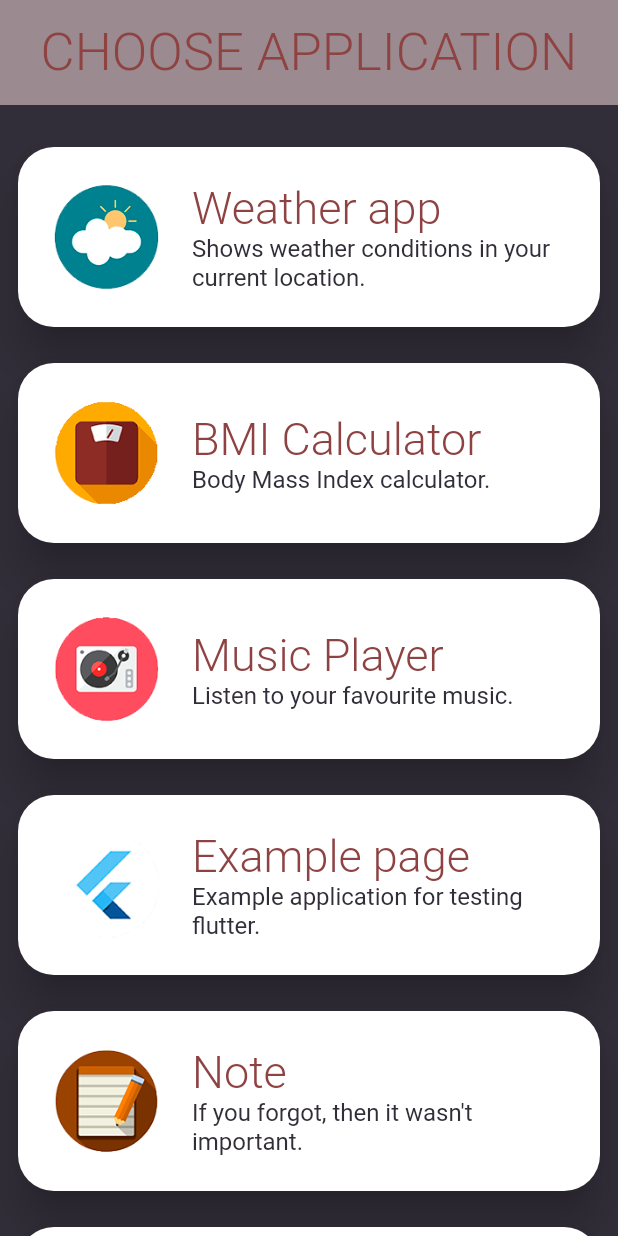
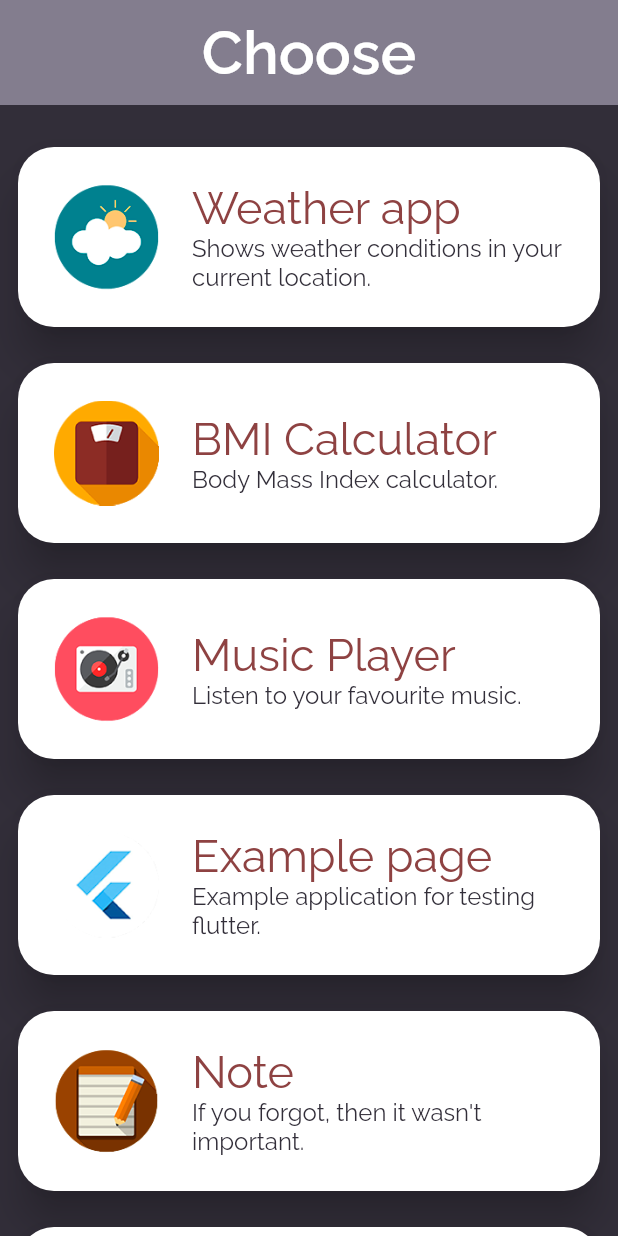
Before and after one commit to MukhammedAli/simple-app, a Flutter app: the Safe screen opened directly, on a phone screen of 412 x 824 dp. Run offline on Flutter 3.47's test engine with Material 2 defaults, Android fonts, the phone set to English and light mode, and no system bars; our stand-ins replace animated_text_kit, audioplayers, curved_navigation_bar, flutter_spinkit, font_awesome_flutter, get and 2 more.

Commit message:
got some bug

```diff
--- a/lib/MainPage/choose.dart
+++ b/lib/MainPage/choose.dart
@@ -6,13 +6,14 @@ import 'package:myapp2/BauncyPageRoute.dart';
 import 'package:myapp2/colors.dart';
 import 'package:myapp2/components_of_music_app/music_player.dart';
 import 'package:myapp2/NoteApp/screens/taskscreen.dart';
-import 'package:myapp2/MainPage/Search.dart';
-import 'package:myapp2/MainPage/Settings.dart';
+import 'package:myapp2/MainPage/search.dart';
+import 'package:myapp2/MainPage/settings.dart';
 import 'package:myapp2/Weather/choose_loc.dart';
 import 'package:myapp2/Weather/home.dart';
 import 'package:myapp2/services/world_time.dart';
 import 'package:myapp2/GoogleMap/map.dart';
 import 'package:myapp2/ExampleApp/trying_to_use_mvc.dart';
+import 'package:google_fonts/google_fonts.dart';
 
 final widgets = [
   'Weather app',
@@ -119,19 +120,21 @@ class _SafeState extends State<Safe> {
   @override
   Widget build(BuildContext context) {
     return Scaffold(
-      backgroundColor: dark,
+
+      backgroundColor: dark, // background color of a page
+
       appBar: AppBar(
         automaticallyImplyLeading: false,
         iconTheme: const IconThemeData(
-          color: Colors.black, //change your color here
+          color: Colors.black, // change your color here
         ),
-        backgroundColor: pale,
-        title: const Text(
-          "CHOOSE APPLICATION",
-          style: TextStyle(
-            fontSize: 35,
-            fontWeight: FontWeight.w300,
-            color: darkRed,
+        backgroundColor: topaz, // color of an AppBarr
+        title: Text(
+          "Choose",
+          style: GoogleFonts.raleway(  // font of a main text of AppBar
+            fontSize: 40,
+            fontWeight: FontWeight.w600,
+            color: white,  // color of a text
           ),
         ),
         toolbarHeight: 70,
@@ -170,7 +173,8 @@ class _SafeState extends State<Safe> {
                       },
                       child: Card(
 
-                        color: white,
+                        color: white, // main color of a Card
+
                         elevation: 12,
                         shape: RoundedRectangleBorder(
                           borderRadius: BorderRadius.circular(24),
@@ -200,15 +204,18 @@ class _SafeState extends State<Safe> {
                                   children: <Widget>[
                                     Text(
                                       widgets[index],
-                                      style: const TextStyle(
+                                      style: GoogleFonts.raleway(
                                           fontSize: 30,
-                                          fontWeight: FontWeight.w300,
-                                          color: darkRed),
+                                          fontWeight: FontWeight.w400,
+                                          color: darkRed // Widget name's color
+                                      ),
                                     ),
                                     Text(
                                       _widgetDesc[index],
-                                      style: TextStyle(
-                                          fontSize: 16, color: dark),
+                                      style: GoogleFonts.raleway(
+                                          fontSize: 16,
+                                          color: dark // Widget Description's color
+                                      ),
                                     ),
                                   ],
                                 ),
--- a/lib/colors.dart
+++ b/lib/colors.dart
@@ -25,3 +25,7 @@ const Color darkRed =  Color.fromRGBO(142, 66, 66, 1.0);
 const Color pale = Color.fromRGBO(155, 138, 143, 1.0);
 
 const Color brown = Color.fromRGBO(149, 107, 78, 1.0);
+
+const Color yellow = Color.fromRGBO(235, 190, 88, 1.0);
+
+const Color topaz = Color.fromRGBO(131, 125, 142, 1.0);
--- a/pubspec.yaml
+++ b/pubspec.yaml
@@ -32,6 +32,7 @@ dependencies:
   dio: ^4.0.0
   flutter_polyline_points: ^0.2.6
   google_maps_flutter: ^2.1.0
+  google_fonts: ^2.1.0
   http: ^0.13.4
   intl: ^0.17.0
   flutter_spinkit: ^5.1.0
```
Also changed, not shown: assets/icons/bmiIcon.png, assets/icons/mapIcon.png, assets/icons/noteIcon.png, assets/icons/playerIcon.png, assets/icons/weatherIcon.png, pubspec.lock.
